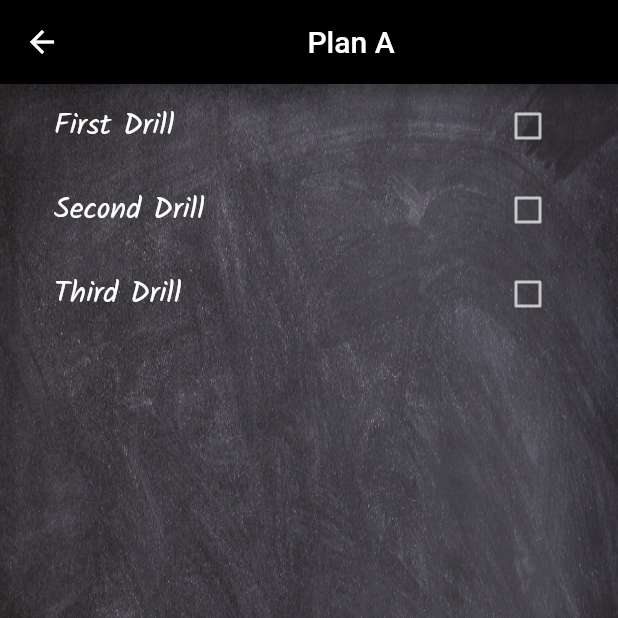
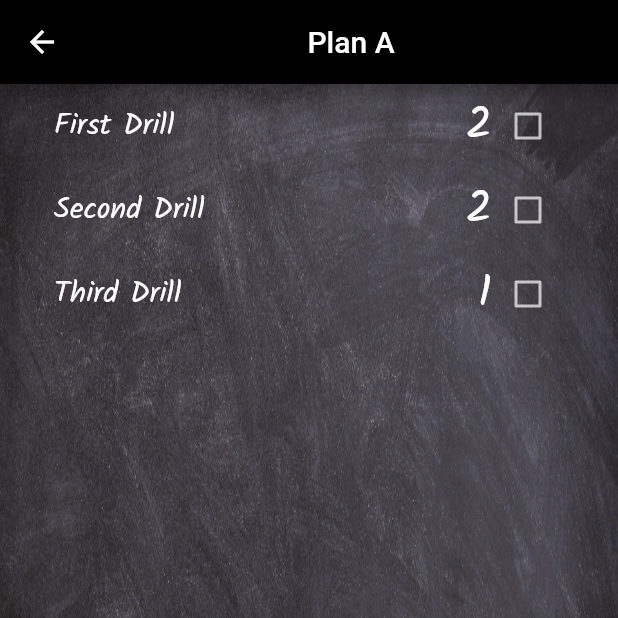
Before and after one commit to shaishalevss/my_workout_app, a Flutter app: the screen it shows after launch, after a tap on "PLAN A", on a phone screen of 412 x 824 dp, the top half of it. Run offline on Flutter 3.47's test engine with Material 2 defaults, Android fonts, the phone set to English and light mode, and no system bars.

Commit message:
added image in the home screen, fixed the timer to work with the checkbox and the sets number. added decreaseSets functions and displays the set number for each drill beside the checkbox, it'll decrease each time, and active the timer.

```diff
--- a/lib/components/timerDisplay.dart
+++ b/lib/components/timerDisplay.dart
@@ -7,7 +7,7 @@ class TimerCountDown extends StatefulWidget {
 }
 
 class _TimerCountDownState extends State<TimerCountDown> {
-  int _counter = 67;
+  int _counter = 7;
   Timer _timer;
 
   @override
@@ -59,6 +59,7 @@ class _TimerCountDownState extends State<TimerCountDown> {
   @override
   Widget build(BuildContext context) {
     return Container(
+      width: double.infinity,
       padding: EdgeInsets.all(22.0),
       decoration: BoxDecoration(
           color: Colors.red,
--- a/lib/models/drill.dart
+++ b/lib/models/drill.dart
@@ -1,9 +1,10 @@
 class Drill {
   final String name;
+  int sets;
   bool isDone;
 
   //constructor
-  Drill({this.name, this.isDone = false});
+  Drill({this.name, this.sets ,this.isDone = false});
 
   void toggleDone() {
     isDone = !isDone;
--- a/lib/models/drill_data.dart
+++ b/lib/models/drill_data.dart
@@ -5,9 +5,9 @@ import 'package:my_workout/models/drill.dart';
 
 class DrillData extends ChangeNotifier {
   List<Drill> _drillsA = [
-    Drill(name: 'First Drill'),
-    Drill(name: 'Second Drill'),
-    Drill(name: 'Third Drill'),
+    Drill(name: 'First Drill', sets: 2),
+    Drill(name: 'Second Drill', sets: 2),
+    Drill(name: 'Third Drill', sets: 1),
   ];
 
   // List<Drill> _drillsPlanB = [
@@ -25,6 +25,10 @@ class DrillData extends ChangeNotifier {
     notifyListeners();
   }
 
+  void decreaseSet(int index) {
+     _drillsA[index].sets--;
+  }
+
   int get drillCount {
     return _drillsA.length;
   }
--- a/lib/screens/home_screen.dart
+++ b/lib/screens/home_screen.dart
@@ -45,10 +45,20 @@ class _HomeScreenState extends State<HomeScreen> {
       body: SafeArea(
         child: Column(
           children: <Widget>[
-            planSelectorButton(text: 'PLAN A', route: () => Navigator.pushNamed(context, 'planA')),
-            planSelectorButton(text: 'PLAN B',route: () => Navigator.pushNamed(context, 'planB')),
-            planSelectorButton(text: 'SELECT AREA',route: () => Navigator.pushNamed(context, 'selectArea')),
-            // Image.asset('images/gym.jpg'),
+            planSelectorButton(
+                text: 'PLAN A',
+                route: () => Navigator.pushNamed(context, 'planA')),
+            planSelectorButton(
+                text: 'PLAN B',
+                route: () => Navigator.pushNamed(context, 'planB')),
+            planSelectorButton(
+                text: 'SELECT AREA',
+                route: () => Navigator.pushNamed(context, 'selectArea')),
+            Container(
+              // height: 70.0,
+              padding: EdgeInsets.symmetric(horizontal: 30.0, vertical: 30.0),
+              child: Image.asset('images/gym2.jpg'),
+            ),
           ],
         ),
       ),
--- a/lib/widgets/drill_tile.dart
+++ b/lib/widgets/drill_tile.dart
@@ -5,13 +5,20 @@ class DrillTile extends StatelessWidget {
   final String drillTitle;
   final bool isChecked;
   final Function checkboxCallback;
+  final int drillSets;
 
-  DrillTile({this.isChecked, this.drillTitle, this.checkboxCallback});
+  DrillTile({this.isChecked, this.drillTitle, this.drillSets ,this.checkboxCallback});
+
+  String getCurrentSetsNumber(){
+    return '$drillSets';
+  }
 
   @override
   Widget build(BuildContext context) {
     return ListTile(
-      title: Text(
+      title: Row(
+        children: [
+          Text(
             drillTitle,
             style: TextStyle(
               fontFamily: 'Kalam',
@@ -19,11 +26,24 @@ class DrillTile extends StatelessWidget {
               decoration: isChecked ? TextDecoration.lineThrough : null,
             ),
           ),
-      trailing: Checkbox(
+        ],
+      ),
+      trailing: Wrap(
+        children: <Widget>[
+        Text(
+          getCurrentSetsNumber(),
+        style: TextStyle(
+          fontFamily: 'Kalam',
+          fontSize: 30.0,
+          decoration: isChecked ? TextDecoration.lineThrough : null,
+        ),
+      )
+          ,Checkbox(
           value: isChecked,
           checkColor: Color(0xFFDC143C),
           activeColor: Colors.white,
           onChanged: checkboxCallback,
+        )],
       ),
     );
   }
--- a/lib/widgets/drills_list.dart
+++ b/lib/widgets/drills_list.dart
@@ -2,8 +2,31 @@ import 'package:flutter/material.dart';
 import 'package:my_workout/widgets/drill_tile.dart';
 import 'package:provider/provider.dart';
 import 'package:my_workout/models/drill_data.dart';
+import 'package:my_workout/components/timerDisplay.dart';
 
-class DrillsList extends StatelessWidget {
+class DrillsList extends StatefulWidget {
+
+  @override
+  _DrillsListState createState() => _DrillsListState();
+}
+
+class _DrillsListState extends State<DrillsList> {
+
+  Future<void> _showMyDialog() async {
+    return showModalBottomSheet(
+      isScrollControlled: true,
+      context: context,
+      builder: (context) => SingleChildScrollView(
+        child: Container(
+          padding: EdgeInsets.only(
+              bottom: MediaQuery.of(context).viewInsets.bottom),
+          child: TimerCountDown(),
+        ),
+      ),
+      isDismissible: false,
+    );
+  }
+
   @override
   Widget build(BuildContext context) {
     return Consumer<DrillData>(
@@ -15,9 +38,21 @@ class DrillsList extends StatelessWidget {
               child: DrillTile(
                 drillTitle: drill.name,
                 isChecked: drill.isDone,
-                checkboxCallback: (bool currentCheckboxState) {
-                  drillData.updateDrill(drill);
+                checkboxCallback: (bool currentCheckboxState){
+                  setState(() {
+                    if(drill.sets > 1){
+                      // ignore: await_only_futures
+                      drillData.decreaseSet(index);
+                      _showMyDialog();
+                    } else {
+                      // ignore: await_only_futures
+                      drillData.decreaseSet(index);
+                      drillData.updateDrill(drill);
+                      (drill.isDone) ? _showMyDialog() : print('hey');
+                    }
+                  });
                 },
+                drillSets: drill.sets,
               ),
             );
           },
```
Also changed, not shown: images/gym.jpg (deleted), images/gym2.jpg (added), images/lion.jpg (deleted). Lines whose indentation alone changed are shown as unchanged.
